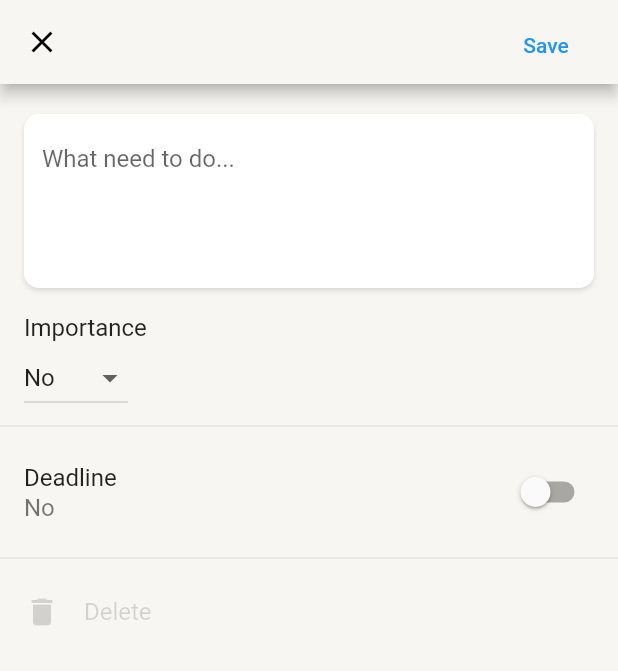
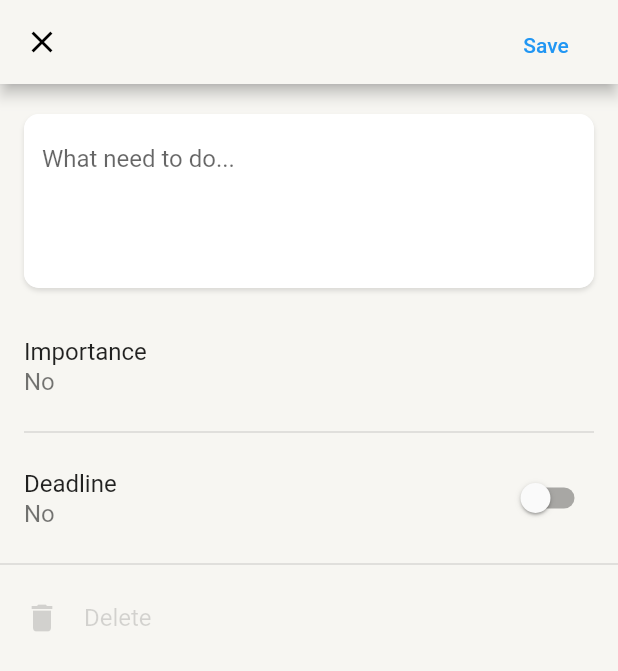
Before and after one commit to VARWA/todo, a Flutter app: the ChangeTaskScreenWidget screen opened by its route, on a phone screen of 412 x 824 dp. Shown: the top 671 px of the screen. Run offline on Flutter 3.47's test engine with Material 2 defaults, Android fonts, the phone set to English and light mode, and no system bars; our stand-ins replace dio, easy_localization, flutter_dotenv, flutter_svg, logger, sqflite; accounts and stored records are empty.

Commit message:
ux/ui updates in change_task_screen_widget.dart

```diff
--- a/lib/models/new_task_model.dart
+++ b/lib/models/new_task_model.dart
@@ -1,7 +1,9 @@
 import 'package:flutter/material.dart';
+import 'package:logger/logger.dart';
 import 'task_model.dart';
 
 class NewTaskModel extends ChangeNotifier {
+  Logger logger = Logger(printer: PrettyPrinter());
   Task newTask;
   bool isNew;
   String taskText = '';
@@ -39,6 +41,7 @@ class NewTaskModel extends ChangeNotifier {
 
   void setPriorityLevel(value) {
     newTask.importance = value;
+    logger.i('Changed importance: $value');
     notifyListeners();
   }
 }
--- a/lib/ui/change_task_screen/change_task_screen_widget.dart
+++ b/lib/ui/change_task_screen/change_task_screen_widget.dart
@@ -1,8 +1,6 @@
-import 'package:easy_localization/easy_localization.dart';
 import 'package:flutter/material.dart';
 import 'package:logger/logger.dart';
 import 'package:provider/provider.dart';
-import 'package:todo/generated/locale_keys.g.dart';
 import 'package:todo/models/new_task_model.dart';
 import 'package:todo/models/task_model.dart';
 import 'package:todo/models/task_list_model.dart';
@@ -82,25 +80,27 @@ class _ChangeTaskScreenWidgetState extends State<ChangeTaskScreenWidget> {
           backgroundColor: Theme.of(context).scaffoldBackgroundColor,
           appBar: const RechangeAppBar(),
           body: ListView(
-            children: [
+            children: const [
               Padding(
-                padding: const EdgeInsets.only(top: 20, right: 16, left: 16),
+                padding: EdgeInsets.only(top: 20, right: 16, left: 16),
                 child: Column(
                   crossAxisAlignment: CrossAxisAlignment.start,
                   mainAxisAlignment: MainAxisAlignment.start,
                   children: [
-                    const MainTextField(),
-                    const SizedBox(height: 16),
-                    Text(LocaleKeys.importance.tr()),
-                    const ChangeImportanceWidget(),
+                    MainTextField(),
                   ],
                 ),
               ),
-              const Column(
+              Column(
                 children: [
-                  Divider(),
+                  SizedBox(height: 16),
+                  ChangeImportanceWidget(),
+                  Padding(
+                    padding: EdgeInsets.symmetric(horizontal: 16),
+                    child: Divider(thickness: 1),
+                  ),
                   ChangeDateWidget(),
-                  Divider(),
+                  Divider(thickness: 1),
                   DeleteTaskWidget(),
                 ],
               )
--- a/lib/ui/change_task_screen/elements/importance_values.dart
+++ b/lib/ui/change_task_screen/elements/importance_values.dart
@@ -3,3 +3,5 @@ abstract class ImportanceValues {
   static const String lowGlobal = 'low';
   static const String basicGlobal = 'basic';
 }
+
+enum Importance { basic, low, high }
--- a/lib/ui/change_task_screen/widgets/change_date_widget.dart
+++ b/lib/ui/change_task_screen/widgets/change_date_widget.dart
@@ -2,6 +2,7 @@ import 'package:easy_localization/easy_localization.dart';
 import 'package:flutter/material.dart';
 import 'package:provider/provider.dart';
 import 'package:todo/generated/locale_keys.g.dart';
+import 'package:todo/themes/src/light_theme.dart';
 
 import '../../../models/new_task_model.dart';
 
@@ -13,7 +14,7 @@ class ChangeDateWidget extends StatefulWidget {
 }
 
 class _ChangeDateWidgetState extends State<ChangeDateWidget> {
-  late String subtitle;
+  late Text subtitle;
 
   @override
   Widget build(BuildContext context) {
@@ -36,16 +37,19 @@ class _ChangeDateWidgetState extends State<ChangeDateWidget> {
     }
 
     if (model.haveDeadline == true && model.deadlineDate != null) {
-      subtitle = DateFormat('d MMMM yyyy', localization.toString())
-          .format(model.deadlineDate!);
+      subtitle = Text(
+        DateFormat('d MMMM yyyy', localization.toString())
+            .format(model.deadlineDate!),
+        style: const TextStyle(color: LightThemeColors.blue),
+      );
     } else {
-      subtitle = LocaleKeys.withoutDeadlineText.tr();
+      subtitle = Text(LocaleKeys.withoutDeadlineText.tr());
     }
     return SwitchListTile(
       title: const Text(LocaleKeys.deadline).tr(),
-      subtitle: Text(subtitle),
+      subtitle: subtitle,
       value: context.watch<NewTaskModel>().haveDeadline &&
-          subtitle != LocaleKeys.withoutDeadlineText.tr(),
+          subtitle.data != LocaleKeys.withoutDeadlineText.tr(),
       onChanged: (bool value) {
         setState(
           () {
--- a/lib/ui/change_task_screen/widgets/change_importance_widget.dart
+++ b/lib/ui/change_task_screen/widgets/change_importance_widget.dart
@@ -26,43 +26,49 @@ class ChangeImportanceWidget extends StatelessWidget {
       };
     }
 
-    String convertLocaleToGlobal(String value) {
-      if (localeValues['high'] == value) return ImportanceValues.highGlobal;
-      if (localeValues['basic'] == value) return ImportanceValues.basicGlobal;
-      if (localeValues['low'] == value) return ImportanceValues.lowGlobal;
-      return ImportanceValues.basicGlobal;
+    Text setTextWithStyle(value) {
+      if (value == localeValues['high']) {
+        return Text(
+          value,
+          style: const TextStyle(color: LightThemeColors.red),
+        );
+      } else {
+        return Text(value);
+      }
     }
 
-    return DropdownButton<String>(
-      value: convertGlobalToLocale(
-          context.watch<NewTaskModel>().newTask.importance),
-      onChanged: (String? value) {
-        context
-            .read<NewTaskModel>()
-            .setPriorityLevel(convertLocaleToGlobal(value!));
+    return PopupMenuButton<String>(
+      initialValue: convertGlobalToLocale(
+          context.read<NewTaskModel>().newTask.importance),
+      itemBuilder: (_) => [
+        PopupMenuItem<String>(
+          value: ImportanceValues.basicGlobal,
+          child: Text(localeValues['basic']!),
+        ),
+        PopupMenuItem<String>(
+          value: ImportanceValues.lowGlobal,
+          child: Text(localeValues['low']!),
+        ),
+        PopupMenuItem<String>(
+          value: ImportanceValues.highGlobal,
+          child: Text(
+            localeValues['high']!,
+            style: const TextStyle(color: LightThemeColors.red),
+          ),
+        )
+      ],
+      onSelected: (value) {
+        context.read<NewTaskModel>().setPriorityLevel(value);
       },
-      items: [
-        localeValues['basic']!,
-        localeValues['low']!,
-        localeValues['high']!,
-      ].map<DropdownMenuItem<String>>(
-        (String value) {
-          if (value == localeValues['high']) {
-            return DropdownMenuItem<String>(
-              value: value,
-              child: Text(
-                value,
-                style: const TextStyle(color: LightThemeColors.red),
-              ),
-            );
-          } else {
-            return DropdownMenuItem<String>(
-              value: value,
-              child: Text(value),
-            );
-          }
-        },
-      ).toList(),
+      child: ListTile(
+        title: Text(
+          LocaleKeys.importance.tr(),
+        ),
+        subtitle: setTextWithStyle(
+          convertGlobalToLocale(
+              context.watch<NewTaskModel>().newTask.importance),
+        ),
+      ),
     );
   }
 }
```
